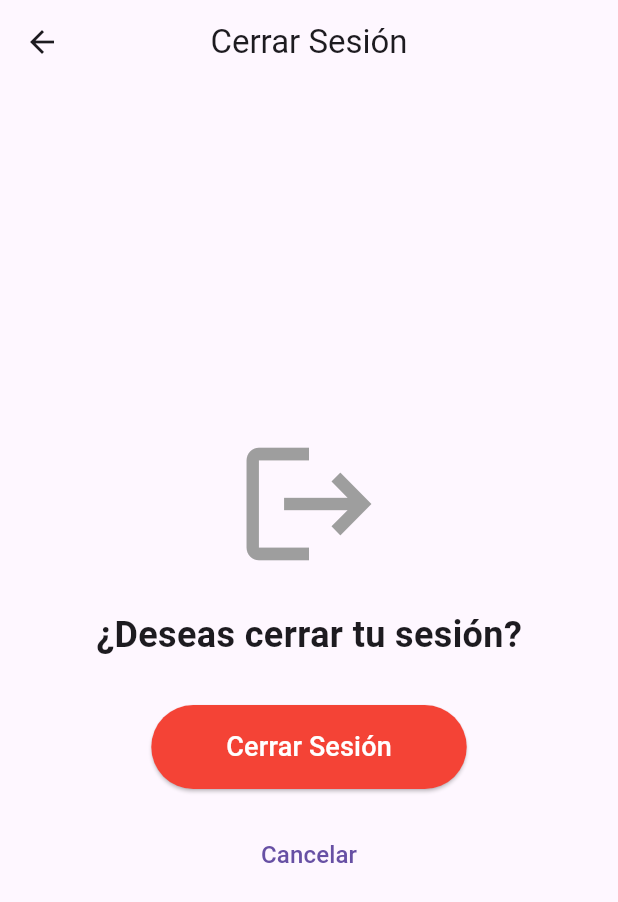
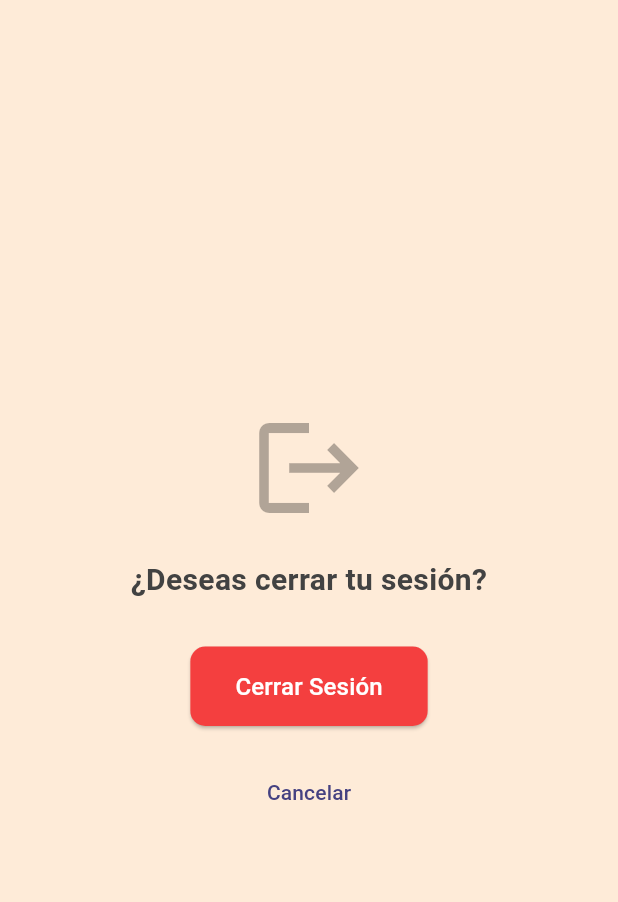
Before and after one commit to vanessa515/MALIBU, a Flutter app: the Logout screen opened by its route, on a phone screen of 412 x 824 dp. Shown: the top 902 px of the screen. Run offline on Flutter 3.47's test engine with Material 3 defaults, Android fonts, the light colour scheme and no system bars; our stand-ins replace file_picker, get, supabase_flutter; accounts and stored records are empty.

Commit message:
Finalizacion del diseño en cerrar sesion

```diff
--- a/lib/screen/logout.dart
+++ b/lib/screen/logout.dart
@@ -1,6 +1,17 @@
 import 'package:flutter/material.dart';
 import 'package:get/get.dart';
 import 'package:supabase_flutter/supabase_flutter.dart';
+
+//Variables de colores
+final Color color_bg = Color.fromARGB(255, 230, 190, 152);
+final Color color_bg2 = Color.fromARGB(255, 254, 235, 216);
+final Color color_font = Color.fromARGB(255, 69, 65, 129);
+final Color color_white = Color.fromARGB(255, 255, 255, 255);
+final Color color_white2 = Color.fromARGB(255, 250, 250, 250);
+final Color color_cancelar = Color.fromARGB(255, 244, 63, 63);
+final Color color_black = Color.fromARGB(255, 0, 0, 0);
+final Color color_effects = Colors.black.withOpacity(0.3);
+final Color color_green = Colors.green;
 
 class Logout extends StatelessWidget {
   final SupabaseClient supabase = Supabase.instance.client;
@@ -43,39 +54,55 @@ class Logout extends StatelessWidget {
   @override
   Widget build(BuildContext context) {
     return Scaffold(
-      appBar: AppBar(
-        title: Text('Cerrar Sesión'),
-        centerTitle: true,
-      ),
-      body: Center(
+      backgroundColor: color_bg2,
+
+/* ----------------------------------------------- Cuerpo principal ----------------------------------------------- */
+      body: LayoutBuilder(
+        builder: (context, constraints) {
+          // Verifica el ancho de la pantalla
+          bool isSmallScreen = constraints.maxWidth < 600;
+
+          return Center(
+            child: Padding(
+              padding:
+                  EdgeInsets.symmetric(horizontal: isSmallScreen ? 16.0 : 50.0),
               child: Column(
                 mainAxisAlignment: MainAxisAlignment.center,
+                crossAxisAlignment: CrossAxisAlignment.center,
                 children: [
                   Icon(
                     Icons.logout,
-              size: 100,
-              color: Colors.grey,
+                    size: isSmallScreen ? 80 : 100,
+                    color: color_effects,
                   ),
                   SizedBox(height: 20),
                   Text(
                     '¿Deseas cerrar tu sesión?',
+                    textAlign: TextAlign.center,
                     style: TextStyle(
-                fontSize: 24,
+                      fontSize: isSmallScreen ? 20 : 24,
                       fontWeight: FontWeight.bold,
+                      color: Colors.grey.shade800,
                     ),
                   ),
                   SizedBox(height: 30),
                   ElevatedButton(
                     onPressed: _handleLogout,
                     style: ElevatedButton.styleFrom(
-                padding: EdgeInsets.symmetric(horizontal: 50, vertical: 15),
-                backgroundColor: Colors.red,
+                      padding: EdgeInsets.symmetric(
+                        horizontal: isSmallScreen ? 30 : 50,
+                        vertical: 15,
+                      ),
+                      backgroundColor: color_cancelar,
+                      shape: RoundedRectangleBorder(
+                        borderRadius: BorderRadius.circular(10),
+                      ),
                     ),
                     child: Text(
                       'Cerrar Sesión',
                       style: TextStyle(
-                  fontSize: 18,
-                  color: Colors.white,
+                        fontSize: isSmallScreen ? 16 : 18,
+                        color: color_white,
                       ),
                     ),
                   ),
@@ -84,12 +111,18 @@ class Logout extends StatelessWidget {
                     onPressed: () => Get.back(),
                     child: Text(
                       'Cancelar',
-                style: TextStyle(fontSize: 16),
+                      style: TextStyle(
+                        fontSize: isSmallScreen ? 14 : 16,
+                        color: color_font,
+                      ),
                     ),
                   ),
                 ],
               ),
             ),
           );
+        },
+      ),
+    );
   }
 }
--- a/lib/screen/unidades.dart
+++ b/lib/screen/unidades.dart
@@ -22,7 +22,6 @@ class Unidades extends StatefulWidget {
 }
 
 class _UnidadesState extends State<Unidades> {
-  Color color_1 = Color.fromARGB(255, 255, 192, 152);
   List<Map<String, dynamic>> unidadesActivas = [];
   bool cargando = false;
 
```
Also changed, not shown: 1 other file. Lines whose indentation alone changed are shown as unchanged.
